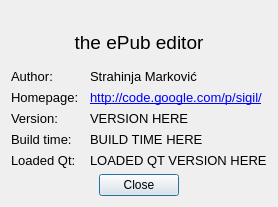
Qt form src/Sigil/Form_Files/About.ui (wsw621012/siweiwangsword-sigil) before a commit.
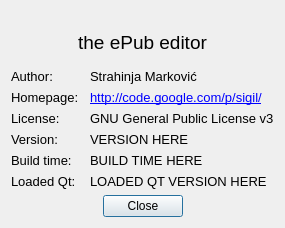
The same form after that commit. Icons and pictures are not drawn.

Commit message: Adding license information to About screen

Patch:
```diff
--- a/src/Sigil/Form_Files/About.ui
+++ b/src/Sigil/Form_Files/About.ui
@@ -131,7 +131,7 @@
        </property>
       </widget>
      </item>
-     <item row="2" column="0">
+     <item row="3" column="0">
       <widget class="QLabel" name="lbVersion">
        <property name="font">
         <font>
@@ -143,7 +143,7 @@
        </property>
       </widget>
      </item>
-     <item row="2" column="1">
+     <item row="3" column="1">
       <widget class="QLabel" name="lbVersionDisplay">
        <property name="font">
         <font>
@@ -158,7 +158,7 @@
        </property>
       </widget>
      </item>
-     <item row="3" column="0">
+     <item row="4" column="0">
       <widget class="QLabel" name="lbBuildTime">
        <property name="font">
         <font>
@@ -170,7 +170,7 @@
        </property>
       </widget>
      </item>
-     <item row="3" column="1">
+     <item row="4" column="1">
       <widget class="QLabel" name="lbBuildTimeDisplay">
        <property name="font">
         <font>
@@ -185,7 +185,7 @@
        </property>
       </widget>
      </item>
-     <item row="4" column="0">
+     <item row="5" column="0">
       <widget class="QLabel" name="lbLoadedQt">
        <property name="font">
         <font>
@@ -197,7 +197,7 @@
        </property>
       </widget>
      </item>
-     <item row="4" column="1">
+     <item row="5" column="1">
       <widget class="QLabel" name="lbLoadedQtDisplay">
        <property name="font">
         <font>
@@ -215,6 +215,33 @@
        </property>
       </widget>
      </item>
+     <item row="2" column="0">
+      <widget class="QLabel" name="lbLicense">
+       <property name="font">
+        <font>
+         <pointsize>10</pointsize>
+        </font>
+       </property>
+       <property name="text">
+        <string>License:</string>
+       </property>
+      </widget>
+     </item>
+     <item row="2" column="1">
+      <widget class="QLabel" name="label">
+       <property name="font">
+        <font>
+         <pointsize>10</pointsize>
+        </font>
+       </property>
+       <property name="text">
+        <string>GNU General Public License v3</string>
+       </property>
+       <property name="indent">
+        <number>5</number>
+       </property>
+      </widget>
+     </item>
     </layout>
    </item>
    <item>
```
Left out of the diff: 1 changed line with no effect on the pictures.
